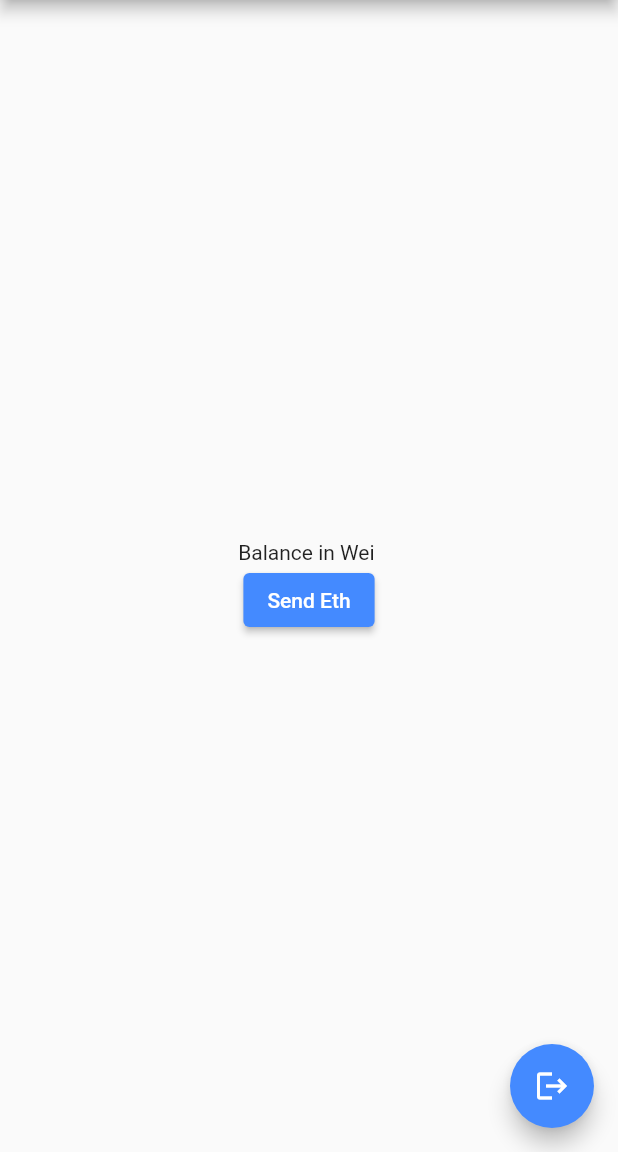
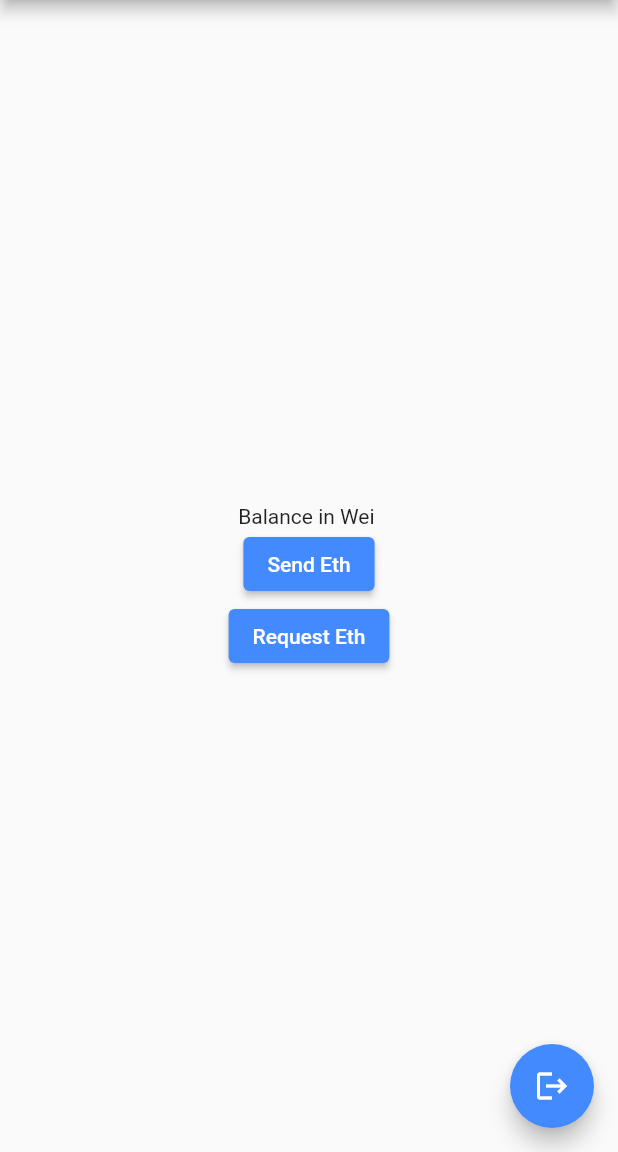
Before and after one commit to an-ku-sh/wallet, a Flutter app: the Wallet screen opened directly, on a phone screen of 412 x 824 dp, the part 84-1236 px from its top. Run offline on Flutter 3.47's test engine with Material 2 defaults, Android fonts, the phone set to English and light mode, and no system bars; our stand-ins replace hex, shared_preferences; missing offline and left inert: bip39, ed25519_hd_key, web3dart; accounts and stored records are empty.

Commit message:
added request eth button

```diff
--- a/lib/Pages/wallet_home_page.dart
+++ b/lib/Pages/wallet_home_page.dart
@@ -18,6 +18,7 @@ class WalletState extends State<Wallet> {
   String? balance = '';
   String pvKey = '';
   Credentials? creds;
+  TextEditingController controller = TextEditingController();
 
   //Web3
   Client? httpClient;
@@ -88,6 +89,13 @@ class WalletState extends State<Wallet> {
                 ),
                 child: const Text("Send Eth"),
               ),
+              ElevatedButton(
+                onPressed: () {},
+                style: ElevatedButton.styleFrom(
+                  backgroundColor: Colors.blueAccent,
+                ),
+                child: const Text("Request Eth"),
+              ),
             ],
           ),
         ),
```
